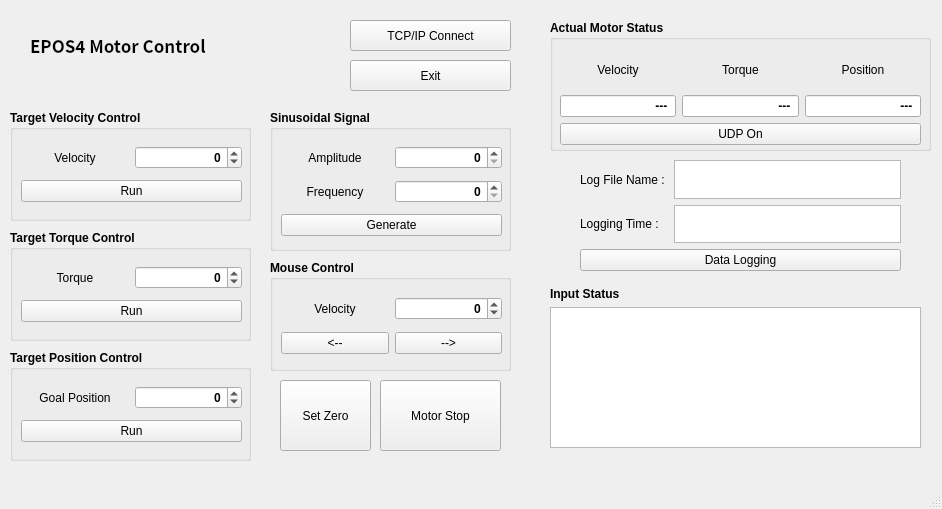
Above: mainwindow.ui from shkwon98/EPOS4-SOEM-Gui before the change. Below: the same form after it.
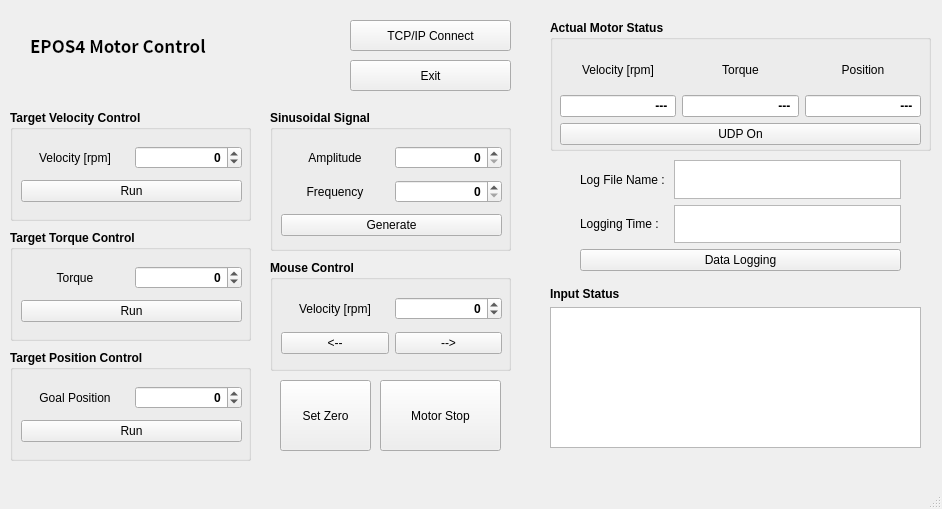
That is the form after the change.

What changed in the file:
```diff
--- a/mainwindow.ui
+++ b/mainwindow.ui
@@ -108,7 +108,7 @@
       </widget>
      </item>
      <item row="0" column="0" colspan="2">
-      <widget class="QLabel" name="label_7">
+      <widget class="QLabel" name="label_11">
        <property name="font">
         <font>
          <family>Arial</family>
@@ -157,7 +157,7 @@
      </property>
      <layout class="QGridLayout" name="gridLayout_2">
       <item row="0" column="0">
-       <widget class="QLabel" name="label_14">
+       <widget class="QLabel" name="label_2">
         <property name="font">
          <font>
           <family>Arial</family>
@@ -166,7 +166,7 @@
          </font>
         </property>
         <property name="text">
-         <string>Velocity</string>
+         <string>Velocity [rpm]</string>
         </property>
         <property name="alignment">
          <set>Qt::AlignCenter</set>
@@ -239,7 +239,7 @@
      </property>
      <layout class="QGridLayout" name="gridLayout_3">
       <item row="0" column="0">
-       <widget class="QLabel" name="label_15">
+       <widget class="QLabel" name="label_3">
         <property name="font">
          <font>
           <family>Arial</family>
@@ -321,7 +321,7 @@
      </property>
      <layout class="QGridLayout" name="gridLayout_4">
       <item row="0" column="0">
-       <widget class="QLabel" name="label_16">
+       <widget class="QLabel" name="label_4">
         <property name="font">
          <font>
           <family>Arial</family>
@@ -416,7 +416,7 @@
        </widget>
       </item>
       <item row="0" column="0">
-       <widget class="QLabel" name="label_3">
+       <widget class="QLabel" name="label_5">
         <property name="font">
          <font>
           <weight>50</weight>
@@ -442,7 +442,7 @@
        </widget>
       </item>
       <item row="1" column="0">
-       <widget class="QLabel" name="label_4">
+       <widget class="QLabel" name="label_6">
         <property name="font">
          <font>
           <weight>50</weight>
@@ -500,7 +500,7 @@
      </property>
      <layout class="QGridLayout" name="gridLayout_8">
       <item row="0" column="0">
-       <widget class="QLabel" name="label_19">
+       <widget class="QLabel" name="label_7">
         <property name="font">
          <font>
           <family>Arial</family>
@@ -509,7 +509,7 @@
          </font>
         </property>
         <property name="text">
-         <string>Velocity</string>
+         <string>Velocity [rpm]</string>
         </property>
         <property name="alignment">
          <set>Qt::AlignCenter</set>
@@ -591,7 +591,7 @@
      </property>
      <layout class="QGridLayout" name="gridLayout_9">
       <item row="0" column="1">
-       <widget class="QLabel" name="label_6">
+       <widget class="QLabel" name="label_9">
         <property name="font">
          <font>
           <family>Arial</family>
@@ -624,7 +624,7 @@
        </widget>
       </item>
       <item row="0" column="0">
-       <widget class="QLabel" name="label_5">
+       <widget class="QLabel" name="label_8">
         <property name="font">
          <font>
           <family>Arial</family>
@@ -633,7 +633,7 @@
          </font>
         </property>
         <property name="text">
-         <string>Velocity</string>
+         <string>Velocity [rpm]</string>
         </property>
         <property name="alignment">
          <set>Qt::AlignCenter</set>
@@ -657,7 +657,7 @@
        </widget>
       </item>
       <item row="0" column="2">
-       <widget class="QLabel" name="label_2">
+       <widget class="QLabel" name="label_10">
         <property name="font">
          <font>
           <weight>50</weight>
```
Left out of the diff: 4 changed lines with no effect on the pictures.
